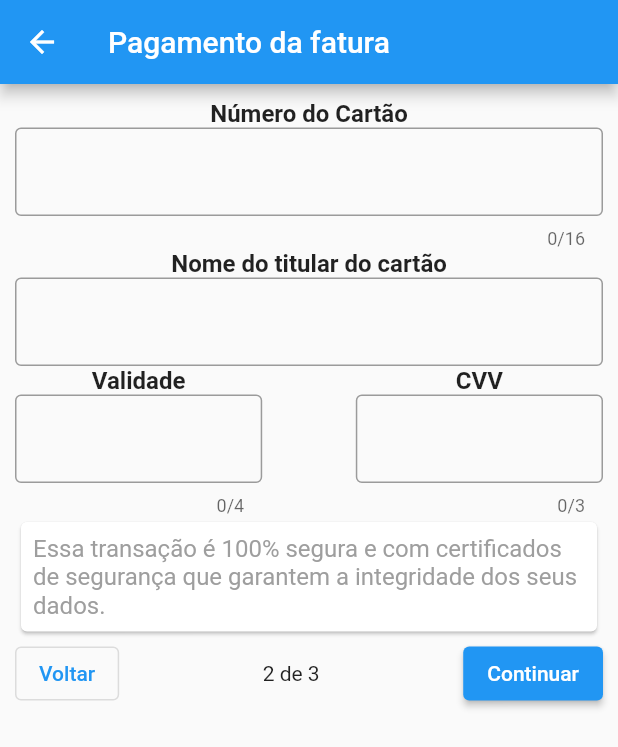
After one commit to tiagolpadua/faturas, a Flutter app: the CreditCardDetailsWidget screen opened directly, on a phone screen of 412 x 824 dp. The commit adds this screen. Shown: the top 747 px of the screen. Run offline on Flutter 3.47's test engine with Material 2 defaults, Android fonts, the phone set to English and light mode, and no system bars; our stand-ins replace get_it.

Commit message:
card detaisl form

```diff
--- /dev/null
+++ b/lib/credit-card-details/view/screen/credit_card_details.dart
@@ -0,0 +1,142 @@
+import 'package:flutter/cupertino.dart';
+import 'package:flutter/material.dart';
+
+class CreditCardDetailsScreen extends StatelessWidget {
+  @override
+  Widget build(BuildContext context) {
+    return CreditCardDetailsWidget();
+  }
+}
+
+class CreditCardDetailsWidget extends StatefulWidget {
+  @override
+  _CreditCardDetailsWidgetState createState() =>
+      _CreditCardDetailsWidgetState();
+}
+
+class _CreditCardDetailsWidgetState extends State<CreditCardDetailsWidget> {
+  final _formKey = new GlobalKey<FormState>();
+
+  String? _notEmpty(String? text) {
+    if (text == null || text.isEmpty) {
+      return 'Deve ser preenchido';
+    }
+    return null;
+  }
+
+  @override
+  Widget build(BuildContext context) {
+    return Scaffold(
+      appBar: AppBar(
+        title: const Text('Pagamento da fatura'),
+      ),
+      body: Padding(
+        padding: const EdgeInsets.all(10.0),
+        child: Form(
+          key: _formKey,
+          child: SingleChildScrollView(
+            child: Column(
+              children: [
+                Text("Número do Cartão",
+                    style:
+                        TextStyle(fontWeight: FontWeight.bold, fontSize: 16)),
+                TextFormField(
+                  maxLength: 16,
+                  decoration: InputDecoration(border: OutlineInputBorder()),
+                  keyboardType: TextInputType.number,
+                  validator: _notEmpty,
+                ),
+                Text("Nome do titular do cartão",
+                    style:
+                        TextStyle(fontWeight: FontWeight.bold, fontSize: 16)),
+                TextFormField(
+                  decoration: InputDecoration(
+                    border: OutlineInputBorder(),
+                  ),
+                  validator: _notEmpty,
+                ),
+                Row(
+                  children: [
+                    Column(
+                      children: [
+                        Text(
+                          "Validade",
+                          style: TextStyle(
+                              fontWeight: FontWeight.bold, fontSize: 16),
+                        ),
+                        SizedBox(
+                          width: MediaQuery.of(context).size.width * 0.4,
+                          child: TextFormField(
+                            maxLength: 4,
+                            keyboardType: TextInputType.number,
+                            decoration: InputDecoration(
+                              border: OutlineInputBorder(),
+                            ),
+                            validator: _notEmpty,
+                          ),
+                        ),
+                      ],
+                    ),
+                    Spacer(),
+                    Column(
+                      children: [
+                        Text(
+                          "CVV",
+                          style: TextStyle(
+                              fontWeight: FontWeight.bold, fontSize: 16),
+                        ),
+                        SizedBox(
+                          width: MediaQuery.of(context).size.width * 0.4,
+                          child: TextFormField(
+                            maxLength: 3,
+                            keyboardType: TextInputType.number,
+                            decoration: InputDecoration(
+                              border: OutlineInputBorder(),
+                            ),
+                            validator: _notEmpty,
+                          ),
+                        ),
+                      ],
+                    ),
+                  ],
+                ),
+                Card(
+                  child: Padding(
+                    padding: const EdgeInsets.all(8.0),
+                    child: Text(
+                      "Essa transação é 100% segura e com certificados de segurança que garantem a integridade dos seus dados.",
+                      style: TextStyle(color: Colors.grey, fontSize: 16),
+                    ),
+                  ),
+                ),
+                Row(
+                  children: [
+                    OutlinedButton(
+                        onPressed: () {
+                          Navigator.pop(context);
+                        },
+                        child: Text("Voltar")),
+                    Spacer(),
+                    Text("2 de 3"),
+                    Spacer(),
+                    ElevatedButton(
+                        onPressed: () {
+                          if (_formKey.currentState!.validate()) {
+                            // If the form is valid, display a snackbar. In the real world,
+                            // you'd often call a server or save the information in a database.
+                            ScaffoldMessenger.of(context).showSnackBar(
+                              const SnackBar(content: Text('Processing Data')),
+                            );
+                          }
+                        },
+                        child: Text("Continuar"))
+                  ],
+                )
+              ],
+            ),
+          ),
+        ),
+      ),
+    );
+  }
+}
--- a/lib/payment-options/view/screens/payment_options.dart
+++ b/lib/payment-options/view/screens/payment_options.dart
@@ -1,3 +1,4 @@
+import 'package:faturas/credit-card-details/view/screen/credit_card_details.dart';
 import 'package:faturas/payment-options/model/payment_options_model.dart';
 import 'package:faturas/payment-options/view_model/payment_options.dart';
 import 'package:faturas/shared/model/payment_option.dart';
@@ -166,7 +167,10 @@ class _PaymentOptionsWidgetState extends State<PaymentOptionsWidget> {
                   Spacer(),
                   ElevatedButton(
                       onPressed: () {
-                        debugPrint("Continuar...");
+                        Navigator.push(context,
+                            MaterialPageRoute(builder: (context) {
+                          return CreditCardDetailsScreen();
+                        }));
                       },
                       child: Text("Continuar"))
                 ],
```
Also changed, not shown: lib/credit-card-details/model/credit_card.dart (added), lib/credit-card-details/view_model/credit_card_details.dart (added).
